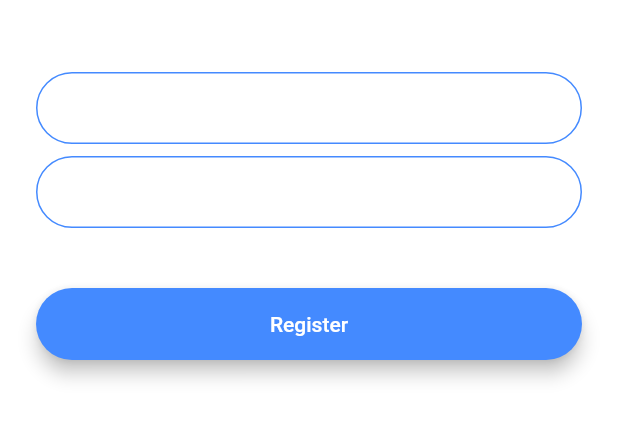
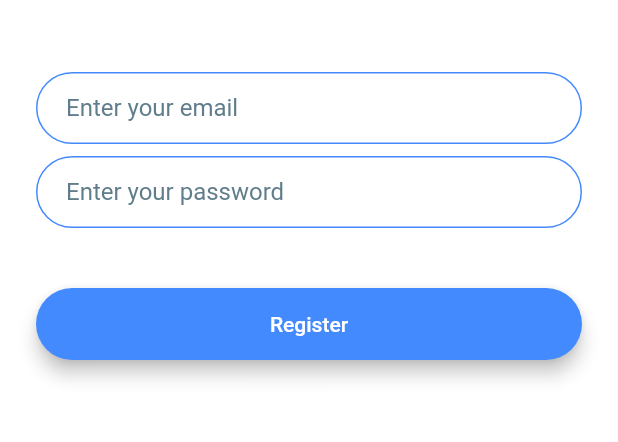
Before and after one commit to LucioMorales/Flutter-Course-Proyects, a Flutter app: the screen it shows after launch, after a tap on "Register", on a phone screen of 412 x 824 dp, the part 576-1018 px from its top. Run offline on Flutter 3.47's test engine with Material 2 defaults, Android fonts, the light colour scheme and no system bars; our stand-ins replace animated_text_kit, audioplayers, flutter_spinkit, font_awesome_flutter, geolocator, get and 4 more.

Commit message:
Changes: -  Added new package -  Added custom animation - Refactored code - Changed some styling

```diff
--- /dev/null
+++ b/flash_chat/lib/components/rounded_button.dart
@@ -0,0 +1,30 @@
+import 'package:flutter/material.dart';
+
+class RoundedButton extends StatelessWidget {
+  RoundedButton({this.color=Colors.white, this.text='', this.onTap});
+
+  final Color color;
+  final String text;
+  final VoidCallback? onTap;
+
+
+  @override
+  Widget build(BuildContext context) {
+    return Padding(
+      padding: EdgeInsets.symmetric(vertical: 16.0),
+      child: Material(
+        elevation: 5.0,
+        color: color,
+        borderRadius: BorderRadius.circular(30.0),
+        child: MaterialButton(
+          onPressed: onTap,
+          minWidth: 200.0,
+          height: 42.0,
+          child: Text(
+            text,
+          ),
+        ),
+      ),
+    );
+  }
+}
--- a/flash_chat/lib/constants.dart
+++ b/flash_chat/lib/constants.dart
@@ -17,3 +17,34 @@
     top: BorderSide(color: Colors.lightBlueAccent, width: 2.0),
   ),
 );
+
+const kFlashWelcome = TextStyle(
+  fontSize: 40,
+  fontWeight: FontWeight.w500,
+  color: Colors.black,
+  shadows: [
+    Shadow(
+      blurRadius: 7.0,
+      color: Colors.white,
+      offset: Offset(0, 0),
+    ),
+  ],
+);
+
+const kTextFieldDecoration = InputDecoration(
+  hintText: '',
+  hintStyle: TextStyle(color: Colors.blueGrey),
+  contentPadding:
+      EdgeInsets.symmetric(vertical: 10.0, horizontal: 20.0),
+  border: OutlineInputBorder(
+    borderRadius: BorderRadius.all(Radius.circular(32.0)),
+  ),
+  enabledBorder: OutlineInputBorder(
+    borderSide: BorderSide(color: Colors.blueAccent, width: 1.0),
+    borderRadius: BorderRadius.all(Radius.circular(32.0)),
+  ),
+  focusedBorder: OutlineInputBorder(
+    borderSide: BorderSide(color: Colors.blueAccent, width: 2.0),
+    borderRadius: BorderRadius.all(Radius.circular(32.0)),
+  ),
+);
--- a/flash_chat/lib/screens/chat_screen.dart
+++ b/flash_chat/lib/screens/chat_screen.dart
@@ -42,7 +42,7 @@
                       decoration: kMessageTextFieldDecoration,
                     ),
                   ),
-                  FlatButton(
+                  TextButton(
                     onPressed: () {
                       //Implement send functionality.
                     },
--- a/flash_chat/lib/screens/registration_screen.dart
+++ b/flash_chat/lib/screens/registration_screen.dart
@@ -1,5 +1,5 @@
 import 'package:flutter/material.dart';
-
+import 'package:flash_chat/constants.dart';
 class RegistrationScreen extends StatefulWidget {
   static String id = 'registration';
 
@@ -32,22 +32,7 @@
               onChanged: (value) {
                 //Do something with the user input.
               },
-              decoration: InputDecoration(
-                hintText: 'Enter your email',
-                contentPadding:
-                    EdgeInsets.symmetric(vertical: 10.0, horizontal: 20.0),
-                border: OutlineInputBorder(
-                  borderRadius: BorderRadius.all(Radius.circular(32.0)),
-                ),
-                enabledBorder: OutlineInputBorder(
-                  borderSide: BorderSide(color: Colors.blueAccent, width: 1.0),
-                  borderRadius: BorderRadius.all(Radius.circular(32.0)),
-                ),
-                focusedBorder: OutlineInputBorder(
-                  borderSide: BorderSide(color: Colors.blueAccent, width: 2.0),
-                  borderRadius: BorderRadius.all(Radius.circular(32.0)),
-                ),
-              ),
+              decoration: kTextFieldDecoration.copyWith(hintText: 'Enter your email'),
             ),
             SizedBox(
               height: 8.0,
@@ -56,22 +41,7 @@
               onChanged: (value) {
                 //Do something with the user input.
               },
-              decoration: InputDecoration(
-                hintText: 'Enter your password',
-                contentPadding:
-                    EdgeInsets.symmetric(vertical: 10.0, horizontal: 20.0),
-                border: OutlineInputBorder(
-                  borderRadius: BorderRadius.all(Radius.circular(32.0)),
-                ),
-                enabledBorder: OutlineInputBorder(
-                  borderSide: BorderSide(color: Colors.blueAccent, width: 1.0),
-                  borderRadius: BorderRadius.all(Radius.circular(32.0)),
-                ),
-                focusedBorder: OutlineInputBorder(
-                  borderSide: BorderSide(color: Colors.blueAccent, width: 2.0),
-                  borderRadius: BorderRadius.all(Radius.circular(32.0)),
-                ),
-              ),
+              decoration: kTextFieldDecoration.copyWith(hintText: 'Enter your password'),
             ),
             SizedBox(
               height: 24.0,
--- a/flash_chat/lib/screens/welcome_screen.dart
+++ b/flash_chat/lib/screens/welcome_screen.dart
@@ -3,6 +3,9 @@
 import 'package:flash_chat/screens/login_screen.dart';
 import 'package:flash_chat/screens/registration_screen.dart';
 import 'package:flash_chat/screens/chat_screen.dart';
+import 'package:animated_text_kit/animated_text_kit.dart';
+import 'package:flash_chat/constants.dart';
+import 'package:flash_chat/components/rounded_button.dart';
 
 class WelcomeScreen extends StatefulWidget {
   static String id = 'welcome';
@@ -11,19 +14,48 @@
   _WelcomeScreenState createState() => _WelcomeScreenState();
 }
 
-class _WelcomeScreenState extends State<WelcomeScreen> {
+class _WelcomeScreenState extends State<WelcomeScreen>
+    with SingleTickerProviderStateMixin {
+  late AnimationController controller;
+  //late Animation animation;
+
+  @override
+  void initState() {
+    super.initState();
+
+    controller = AnimationController(
+      duration: Duration(seconds: 1),
+      vsync: this,
+      upperBound: 100,
+    );
+
+    //animation = CurvedAnimation(parent: controller, curve: Curves.decelerate);
+    //animtaion = ColorTween(begin: Colors.red, end: Colors.yellow).animate(controller);
+
+    controller.forward(); //reverse(from:1);
+    // controller.addListener(() {
+    //   print(controller.value);
+    // });
+  }
+
+  @override
+  void dispose() {
+    controller.dispose();
+    super.dispose();
+  }
+
   @override
   Widget build(BuildContext context) {
     return Scaffold(
-      backgroundColor: Colors.white,
+      backgroundColor: Colors.white, //animation
       body: Padding(
         padding: EdgeInsets.symmetric(horizontal: 24.0),
         child: Column(
           mainAxisAlignment: MainAxisAlignment.center,
           crossAxisAlignment: CrossAxisAlignment.stretch,
-          children: <Widget>[
+          children: [
             Row(
-              children: <Widget>[
+              children: [
                 Hero(
                   tag: 'logo',
                   child: Container(
@@ -31,53 +63,41 @@
                     height: 60.0,
                   ),
                 ),
-                Text(
-                  'Flash Chat',
-                  style: TextStyle(
-                    fontSize: 45.0,
-                    fontWeight: FontWeight.w900,
+                DefaultTextStyle(
+                  style: kFlashWelcome,
+                  child: AnimatedTextKit(
+                    //repeatForever: true,
+                    animatedTexts: [
+                      FlickerAnimatedText('Flash Chat'),
+                    ],
                   ),
-                ),
+                )
+                // Text(
+                //   // '${controller.value.toInt()}%'
+                //   'Flash Chat',
+                //   style: TextStyle(
+                //     fontSize: 45.0,
+                //     fontWeight: FontWeight.w900,
+                //   ),
+                // ),
               ],
             ),
             SizedBox(
               height: 48.0,
             ),
-            Padding(
-              padding: EdgeInsets.symmetric(vertical: 16.0),
-              child: Material(
-                elevation: 5.0,
+            RoundedButton(
               color: Colors.lightBlueAccent,
-                borderRadius: BorderRadius.circular(30.0),
-                child: MaterialButton(
-                  onPressed: () {
+              text: 'Log in',
+              onTap: () {
                 Navigator.pushNamed(context, '/login');
               },
-                  minWidth: 200.0,
-                  height: 42.0,
-                  child: Text(
-                    'Log In',
             ),
-                ),
-              ),
-            ),
-            Padding(
-              padding: EdgeInsets.symmetric(vertical: 16.0),
-              child: Material(
+            RoundedButton(
               color: Colors.blueAccent,
-                borderRadius: BorderRadius.circular(30.0),
-                elevation: 5.0,
-                child: MaterialButton(
-                  onPressed: () {
+              text: 'Register',
+              onTap: () {
                 Navigator.pushNamed(context, '/registration');
               },
-                  minWidth: 200.0,
-                  height: 42.0,
-                  child: Text(
-                    'Register',
-                  ),
-                ),
-              ),
             ),
           ],
         ),
--- a/flash_chat/pubspec.yaml
+++ b/flash_chat/pubspec.yaml
@@ -12,6 +12,7 @@
     sdk: flutter
 
   cupertino_icons: ^1.0.2
+  animated_text_kit: ^4.2.1
 
 dev_dependencies:
   flutter_test:
```
Also changed, not shown: flash_chat/lib/screens/login_screen.dart (+3 -36 lines), flash_chat/pubspec.lock. Lines whose indentation alone changed are shown as unchanged.
